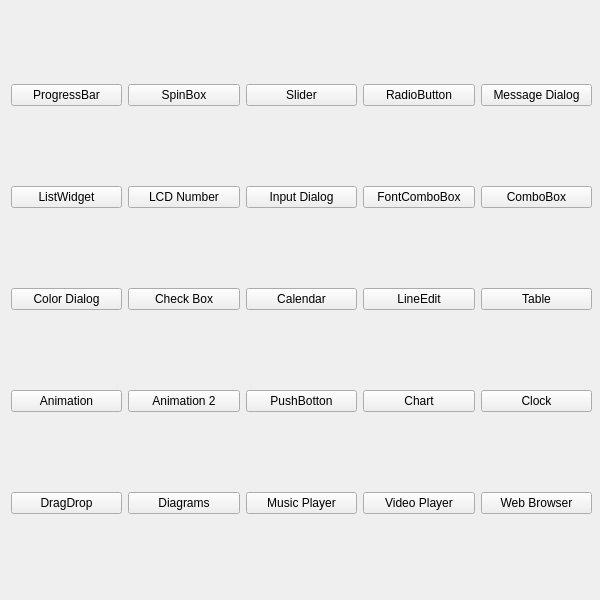
OlesSt/qt_BasicWidgets, file mainwindow.ui: the form before one commit.
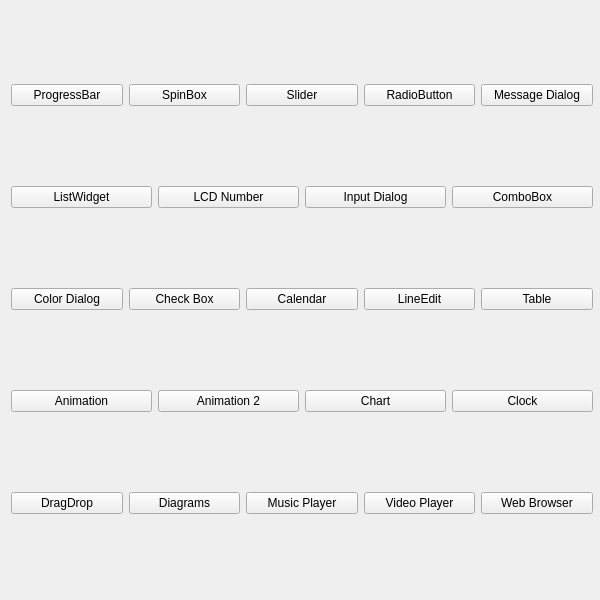
The form after the commit.

Commit message: Implement ComboBox

Diff of the .ui file:
```diff
--- a/mainwindow.ui
+++ b/mainwindow.ui
@@ -20,12 +20,12 @@
      <verstretch>0</verstretch>
     </sizepolicy>
    </property>
-   <widget class="QWidget" name="">
+   <widget class="QWidget" name="layoutWidget">
     <property name="geometry">
      <rect>
       <x>11</x>
       <y>10</y>
-      <width>581</width>
+      <width>582</width>
       <height>581</height>
      </rect>
     </property>
@@ -92,13 +92,6 @@
          </property>
         </widget>
        </item>
-       <item>
-        <widget class="QPushButton" name="pushFontBox">
-         <property name="text">
-          <string>FontComboBox</string>
-         </property>
-        </widget>
-       </item>
        <item>
         <widget class="QPushButton" name="pushComboBox">
          <property name="text">
@@ -163,13 +156,6 @@
          </property>
         </widget>
        </item>
-       <item>
-        <widget class="QPushButton" name="pushPushBotton">
-         <property name="text">
-          <string>PushBotton</string>
-         </property>
-        </widget>
-       </item>
        <item>
         <widget class="QPushButton" name="pushChart">
          <property name="text">
```
The commit also changes 6 other files.
